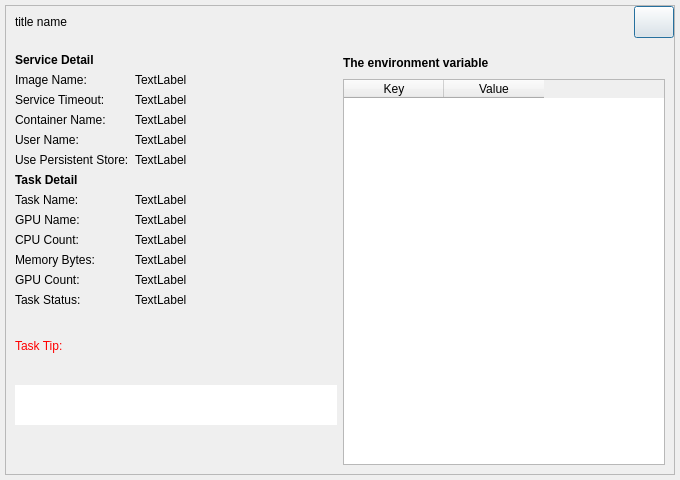
First picture: the form in src/qt/forms/servicedetail.ui, repository MassGrid/MassGrid, before the edit.
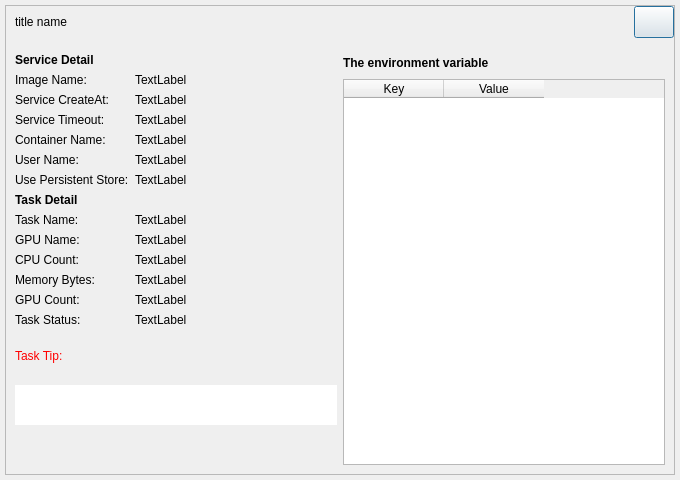
Second picture: the form after the edit.

Commit message: add service state to wallet db

Patch:
```diff
--- a/src/qt/forms/servicedetail.ui
+++ b/src/qt/forms/servicedetail.ui
@@ -188,14 +188,14 @@
                     </property>
                    </widget>
                   </item>
-                  <item row="2" column="0">
+                  <item row="3" column="0">
                    <widget class="QLabel" name="label_18">
                     <property name="text">
                      <string>Service Timeout:</string>
                     </property>
                    </widget>
                   </item>
-                  <item row="2" column="1">
+                  <item row="3" column="1">
                    <widget class="QLabel" name="label_serviceTimeout">
                     <property name="sizePolicy">
                      <sizepolicy hsizetype="Expanding" vsizetype="Preferred">
@@ -211,14 +211,14 @@
                     </property>
                    </widget>
                   </item>
-                  <item row="3" column="0">
+                  <item row="5" column="0">
                    <widget class="QLabel" name="label_4">
                     <property name="text">
                      <string>Container Name:</string>
                     </property>
                    </widget>
                   </item>
-                  <item row="3" column="1">
+                  <item row="5" column="1">
                    <widget class="QLabel" name="label_name">
                     <property name="text">
                      <string>TextLabel</string>
@@ -228,35 +228,35 @@
                     </property>
                    </widget>
                   </item>
-                  <item row="4" column="0">
+                  <item row="6" column="0">
                    <widget class="QLabel" name="label_5">
                     <property name="text">
                      <string>User Name:</string>
                     </property>
                    </widget>
                   </item>
-                  <item row="4" column="1">
+                  <item row="6" column="1">
                    <widget class="QLabel" name="label_user">
                     <property name="text">
                      <string>TextLabel</string>
                     </property>
                    </widget>
                   </item>
-                  <item row="5" column="0">
+                  <item row="7" column="0">
                    <widget class="QLabel" name="label">
                     <property name="text">
                      <string>Use Persistent Store:</string>
                     </property>
                    </widget>
                   </item>
-                  <item row="5" column="1">
+                  <item row="7" column="1">
                    <widget class="QLabel" name="label_PersistentStore">
                     <property name="text">
                      <string>TextLabel</string>
                     </property>
                    </widget>
                   </item>
-                  <item row="6" column="0">
+                  <item row="8" column="0">
                    <widget class="QLabel" name="label_112">
                     <property name="minimumSize">
                      <size>
@@ -281,14 +281,14 @@
                     </property>
                    </widget>
                   </item>
-                  <item row="7" column="0">
+                  <item row="9" column="0">
                    <widget class="QLabel" name="label_10">
                     <property name="text">
                      <string>Task Name:</string>
                     </property>
                    </widget>
                   </item>
-                  <item row="7" column="1">
+                  <item row="9" column="1">
                    <widget class="QLabel" name="label_taskName">
                     <property name="sizePolicy">
                      <sizepolicy hsizetype="Expanding" vsizetype="Preferred">
@@ -304,14 +304,14 @@
                     </property>
                    </widget>
                   </item>
-                  <item row="8" column="0">
+                  <item row="10" column="0">
                    <widget class="QLabel" name="label_13">
                     <property name="text">
                      <string>GPU Name:</string>
                     </property>
                    </widget>
                   </item>
-                  <item row="8" column="1">
+                  <item row="10" column="1">
                    <widget class="QLabel" name="label_GPUName">
                     <property name="sizePolicy">
                      <sizepolicy hsizetype="Expanding" vsizetype="Preferred">
@@ -327,14 +327,14 @@
                     </property>
                    </widget>
                   </item>
-                  <item row="9" column="0">
+                  <item row="11" column="0">
                    <widget class="QLabel" name="label_11">
                     <property name="text">
                      <string>CPU Count:</string>
                     </property>
                    </widget>
                   </item>
-                  <item row="9" column="1">
+                  <item row="11" column="1">
                    <widget class="QLabel" name="label_cpuCount">
                     <property name="text">
                      <string>TextLabel</string>
@@ -344,14 +344,14 @@
                     </property>
                    </widget>
                   </item>
-                  <item row="10" column="0">
+                  <item row="12" column="0">
                    <widget class="QLabel" name="label_12">
                     <property name="text">
                      <string>Memory Bytes:</string>
                     </property>
                    </widget>
                   </item>
-                  <item row="10" column="1">
+                  <item row="12" column="1">
                    <widget class="QLabel" name="label_memoryBytes">
                     <property name="text">
                      <string>TextLabel</string>
@@ -361,14 +361,14 @@
                     </property>
                    </widget>
                   </item>
-                  <item row="11" column="0">
+                  <item row="13" column="0">
                    <widget class="QLabel" name="label_15">
                     <property name="text">
                      <string>GPU Count:</string>
                     </property>
                    </widget>
                   </item>
-                  <item row="11" column="1">
+                  <item row="13" column="1">
                    <widget class="QLabel" name="label_GPUCount">
                     <property name="text">
                      <string>TextLabel</string>
@@ -378,14 +378,14 @@
                     </property>
                    </widget>
                   </item>
-                  <item row="12" column="0">
+                  <item row="14" column="0">
                    <widget class="QLabel" name="label_16">
                     <property name="text">
                      <string>Task Status:</string>
                     </property>
                    </widget>
                   </item>
-                  <item row="12" column="1">
+                  <item row="14" column="1">
                    <widget class="QLabel" name="label_taskStatus">
                     <property name="text">
                      <string>TextLabel</string>
@@ -395,6 +395,20 @@
                     </property>
                    </widget>
                   </item>
+                  <item row="2" column="0">
+                   <widget class="QLabel" name="label_7">
+                    <property name="text">
+                     <string>Service CreateAt:</string>
+                    </property>
+                   </widget>
+                  </item>
+                  <item row="2" column="1">
+                   <widget class="QLabel" name="label_createAt">
+                    <property name="text">
+                     <string>TextLabel</string>
+                    </property>
+                   </widget>
+                  </item>
                  </layout>
                 </item>
                 <item>
```
The commit also changes 30 other files.
